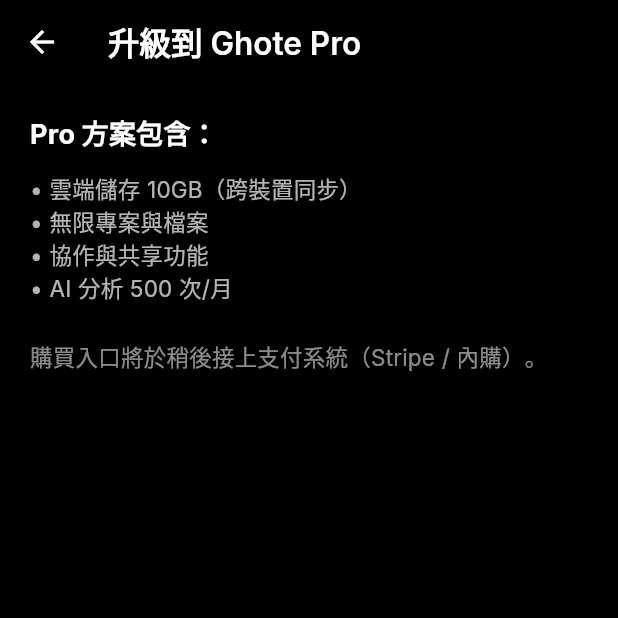
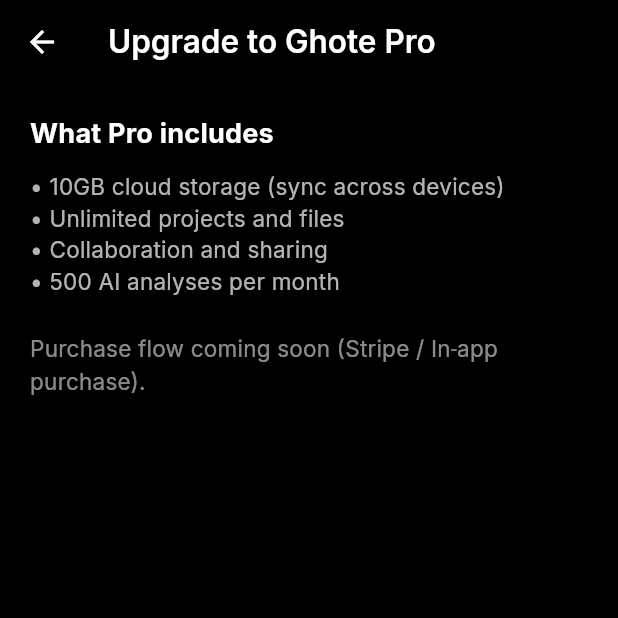
Before and after one commit to ghote-app/ghote, a Flutter app: the UpgradeScreen screen opened directly, on a phone screen of 412 x 824 dp, the top half of it. Run offline on Flutter 3.47's test engine with Material 3 defaults, Android fonts, the phone set to English and light mode, and no system bars; our stand-ins replace cloud_firestore, file_picker, firebase_auth, firebase_core, firebase_storage, go_router and 3 more; missing offline and left inert: dart:html; accounts and stored records are empty.

Commit message:
chore(i18n): translate UpgradeScreen content to English

```diff
--- a/lib/screens/upgrade_screen.dart
+++ b/lib/screens/upgrade_screen.dart
@@ -9,7 +9,7 @@ class UpgradeScreen extends StatelessWidget {
       backgroundColor: Colors.black,
       appBar: AppBar(
         backgroundColor: Colors.black,
-        title: const Text('升級到 Ghote Pro', style: TextStyle(color: Colors.white)),
+        title: const Text('Upgrade to Ghote Pro', style: TextStyle(color: Colors.white)),
         iconTheme: const IconThemeData(color: Colors.white),
       ),
       body: Padding(
@@ -17,14 +17,14 @@ class UpgradeScreen extends StatelessWidget {
         child: Column(
           crossAxisAlignment: CrossAxisAlignment.start,
           children: const <Widget>[
-            Text('Pro 方案包含：', style: TextStyle(color: Colors.white, fontSize: 18, fontWeight: FontWeight.bold)),
+            Text('What Pro includes', style: TextStyle(color: Colors.white, fontSize: 18, fontWeight: FontWeight.bold)),
             SizedBox(height: 12),
-            Text('• 雲端儲存 10GB（跨裝置同步）', style: TextStyle(color: Colors.white70)),
-            Text('• 無限專案與檔案', style: TextStyle(color: Colors.white70)),
-            Text('• 協作與共享功能', style: TextStyle(color: Colors.white70)),
-            Text('• AI 分析 500 次/月', style: TextStyle(color: Colors.white70)),
+            Text('• 10GB cloud storage (sync across devices)', style: TextStyle(color: Colors.white70)),
+            Text('• Unlimited projects and files', style: TextStyle(color: Colors.white70)),
+            Text('• Collaboration and sharing', style: TextStyle(color: Colors.white70)),
+            Text('• 500 AI analyses per month', style: TextStyle(color: Colors.white70)),
             SizedBox(height: 24),
-            Text('購買入口將於稍後接上支付系統（Stripe / 內購）。', style: TextStyle(color: Colors.white54)),
+            Text('Purchase flow coming soon (Stripe / In‑app purchase).', style: TextStyle(color: Colors.white54)),
           ],
         ),
       ),
```
